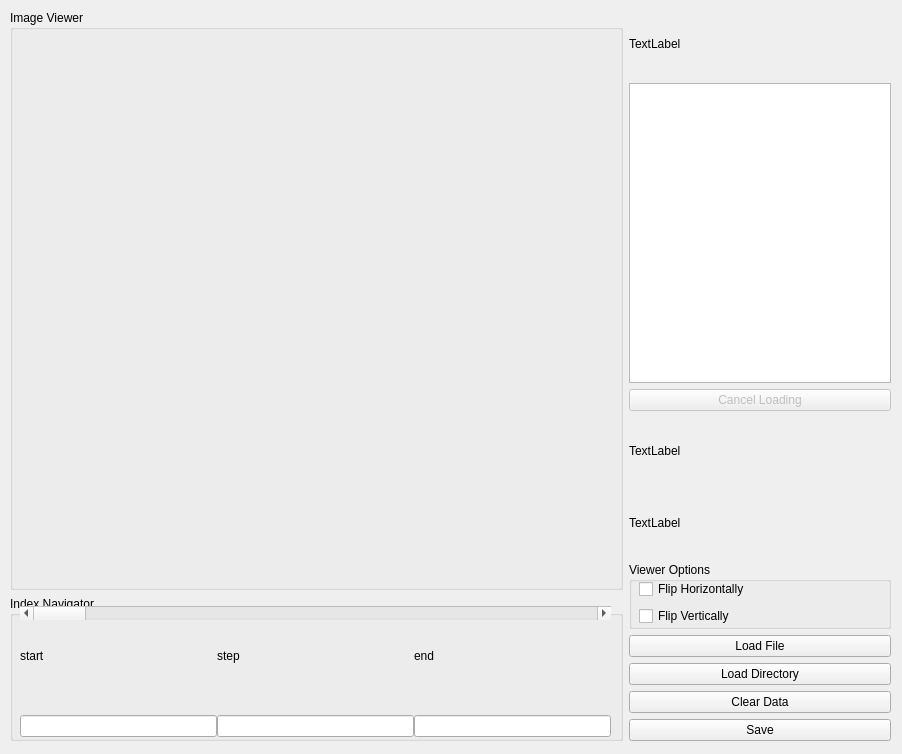
jaeunkim/tif-reader, file tif_reader_v0.ui: the form before one commit.
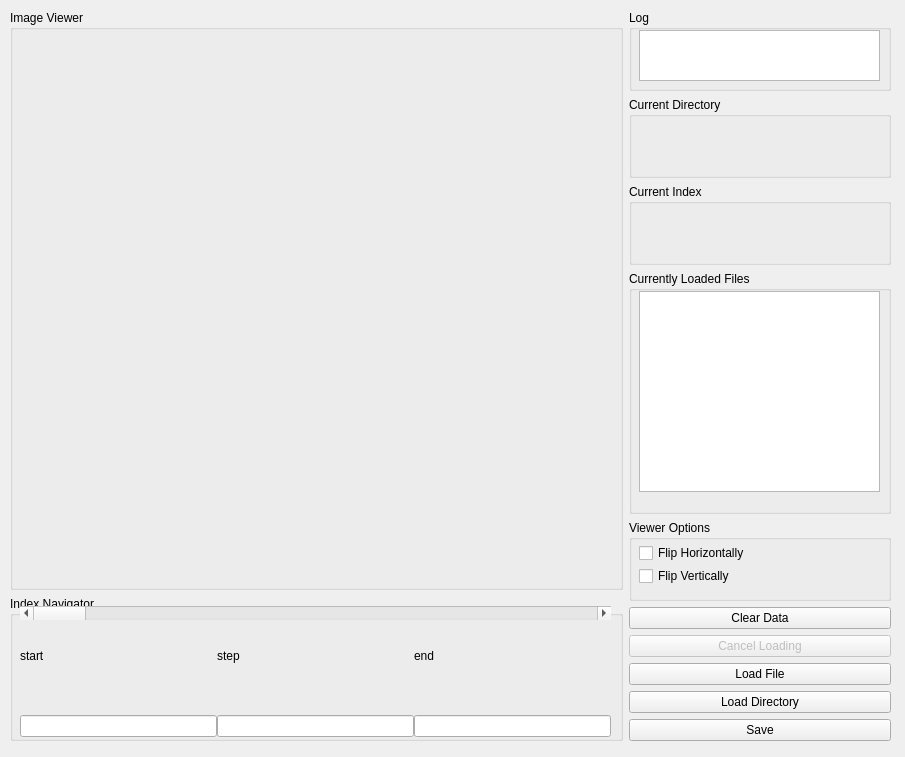
The form after the commit.

Commit message: implemented img_show, range updater, and loaded file browser

What changed in the file:
```diff
--- a/tif_reader_v0.ui
+++ b/tif_reader_v0.ui
@@ -6,8 +6,8 @@
    <rect>
     <x>0</x>
     <y>0</y>
-    <width>902</width>
-    <height>754</height>
+    <width>905</width>
+    <height>757</height>
    </rect>
   </property>
   <property name="windowTitle">
@@ -107,46 +107,96 @@
      </layout>
     </item>
     <item>
-     <layout class="QVBoxLayout" name="verticalLayout_2">
+     <layout class="QVBoxLayout" name="verticalLayout_2" stretch="1,1,1,3,1,2">
       <item>
-       <widget class="QLabel" name="curr_dir_label">
-        <property name="text">
-         <string>TextLabel</string>
+       <widget class="QGroupBox" name="log_gbox">
+        <property name="title">
+         <string>Log</string>
         </property>
+        <widget class="QTextBrowser" name="log_label">
+         <property name="geometry">
+          <rect>
+           <x>10</x>
+           <y>20</y>
+           <width>241</width>
+           <height>51</height>
+          </rect>
+         </property>
+        </widget>
        </widget>
       </item>
       <item>
-       <widget class="QTableView" name="curr_files_table">
-        <property name="maximumSize">
-         <size>
-          <width>16777215</width>
-          <height>300</height>
-         </size>
+       <widget class="QGroupBox" name="curr_dir_gbox">
+        <property name="title">
+         <string>Current Directory</string>
         </property>
+        <widget class="QLabel" name="curr_dir_label">
+         <property name="geometry">
+          <rect>
+           <x>10</x>
+           <y>10</y>
+           <width>241</width>
+           <height>51</height>
+          </rect>
+         </property>
+         <property name="text">
+          <string/>
+         </property>
+         <property name="wordWrap">
+          <bool>true</bool>
+         </property>
+        </widget>
        </widget>
       </item>
       <item>
-       <widget class="QPushButton" name="cancel_loading_btn">
-        <property name="enabled">
-         <bool>false</bool>
+       <widget class="QGroupBox" name="groupBox">
+        <property name="title">
+         <string>Current Index</string>
         </property>
-        <property name="text">
-         <string>Cancel Loading</string>
-        </property>
+        <widget class="QLabel" name="curr_idx_label">
+         <property name="geometry">
+          <rect>
+           <x>10</x>
+           <y>20</y>
+           <width>241</width>
+           <height>41</height>
+          </rect>
+         </property>
+         <property name="font">
+          <font>
+           <family>Arial</family>
+           <pointsize>18</pointsize>
+           <weight>75</weight>
+           <bold>true</bold>
+          </font>
+         </property>
+         <property name="text">
+          <string/>
+         </property>
+        </widget>
        </widget>
       </item>
       <item>
-       <widget class="QLabel" name="log_lbl">
-        <property name="text">
-         <string>TextLabel</string>
+       <widget class="QGroupBox" name="curr_files_gbox">
+        <property name="title">
+         <string>Currently Loaded Files</string>
         </property>
-       </widget>
-      </item>
-      <item>
-       <widget class="QLabel" name="curr_idx_label">
-        <property name="text">
-         <string>TextLabel</string>
-        </property>
+        <widget class="QTableWidget" name="curr_files_table">
+         <property name="geometry">
+          <rect>
+           <x>10</x>
+           <y>20</y>
+           <width>241</width>
+           <height>201</height>
+          </rect>
+         </property>
+         <property name="acceptDrops">
+          <bool>false</bool>
+         </property>
+         <property name="horizontalScrollBarPolicy">
+          <enum>Qt::ScrollBarAsNeeded</enum>
+         </property>
+        </widget>
        </widget>
       </item>
       <item>
@@ -158,9 +208,9 @@
          <property name="geometry">
           <rect>
            <x>10</x>
-           <y>10</y>
+           <y>20</y>
            <width>241</width>
-           <height>61</height>
+           <height>51</height>
           </rect>
          </property>
          <layout class="QVBoxLayout" name="verticalLayout_5">
@@ -186,32 +236,46 @@
        </widget>
       </item>
       <item>
-       <widget class="QPushButton" name="load_file_btn">
-        <property name="text">
-         <string>Load File</string>
-        </property>
-       </widget>
-      </item>
-      <item>
-       <widget class="QPushButton" name="load_dir_btn">
-        <property name="text">
-         <string>Load Directory</string>
-        </property>
-       </widget>
-      </item>
-      <item>
-       <widget class="QPushButton" name="clear_data_btn">
-        <property name="text">
-         <string>Clear Data</string>
-        </property>
-       </widget>
-      </item>
-      <item>
-       <widget class="QPushButton" name="save_btn">
-        <property name="text">
-         <string>Save</string>
-        </property>
-       </widget>
+       <layout class="QVBoxLayout" name="verticalLayout_3">
+        <item>
+         <widget class="QPushButton" name="clear_data_btn">
+          <property name="text">
+           <string>Clear Data</string>
+          </property>
+         </widget>
+        </item>
+        <item>
+         <widget class="QPushButton" name="cancel_loading_btn">
+          <property name="enabled">
+           <bool>false</bool>
+          </property>
+          <property name="text">
+           <string>Cancel Loading</string>
+          </property>
+         </widget>
+        </item>
+        <item>
+         <widget class="QPushButton" name="load_file_btn">
+          <property name="text">
+           <string>Load File</string>
+          </property>
+         </widget>
+        </item>
+        <item>
+         <widget class="QPushButton" name="load_dir_btn">
+          <property name="text">
+           <string>Load Directory</string>
+          </property>
+         </widget>
+        </item>
+        <item>
+         <widget class="QPushButton" name="save_btn">
+          <property name="text">
+           <string>Save</string>
+          </property>
+         </widget>
+        </item>
+       </layout>
       </item>
      </layout>
     </item>
```
Left out of the diff: 112 changed lines with no effect on the pictures. The commit also changes 1 other file.
